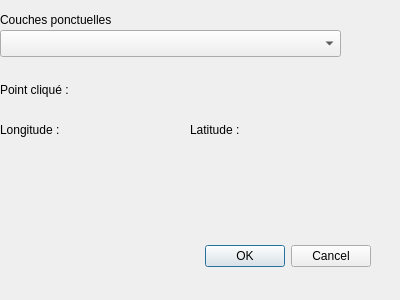
First picture: the form in extension_de_nolvides_dialog_base.ui, repository nolvidesmandomboy/Mon_Extension_QGIS, before the edit.
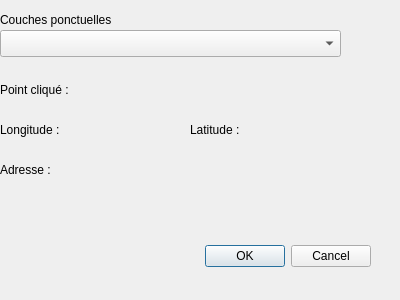
Second picture: the form after the edit.

Commit message: Ajout du geocodage avec le lien de l'IGN, mais sans  afficher l'adresse

```diff
--- a/extension_de_nolvides_dialog_base.ui
+++ b/extension_de_nolvides_dialog_base.ui
@@ -91,6 +91,19 @@
     <string>Latitude :</string>
    </property>
   </widget>
+  <widget class="QLabel" name="label_5">
+   <property name="geometry">
+    <rect>
+     <x>0</x>
+     <y>160</y>
+     <width>391</width>
+     <height>19</height>
+    </rect>
+   </property>
+   <property name="text">
+    <string>Adresse :</string>
+   </property>
+  </widget>
  </widget>
  <resources/>
  <connections>
```
The commit also changes 2 other files.
